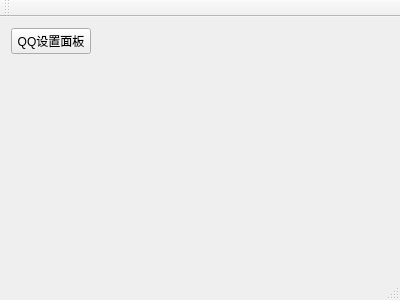
h-xc/untitled, file mainwindow.ui: the form before one commit.
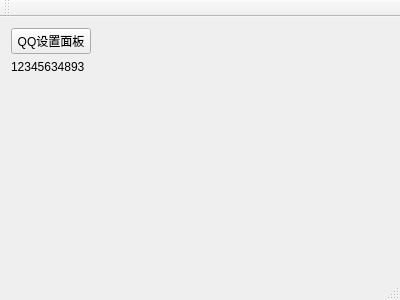
The form after the commit.

Patch:
```diff
--- a/mainwindow.ui
+++ b/mainwindow.ui
@@ -22,6 +22,13 @@
       </property>
      </widget>
     </item>
+    <item row="1" column="0">
+     <widget class="QLabel" name="label">
+      <property name="text">
+       <string>12345634893</string>
+      </property>
+     </widget>
+    </item>
    </layout>
   </widget>
   <widget class="QMenuBar" name="menuBar">
```
